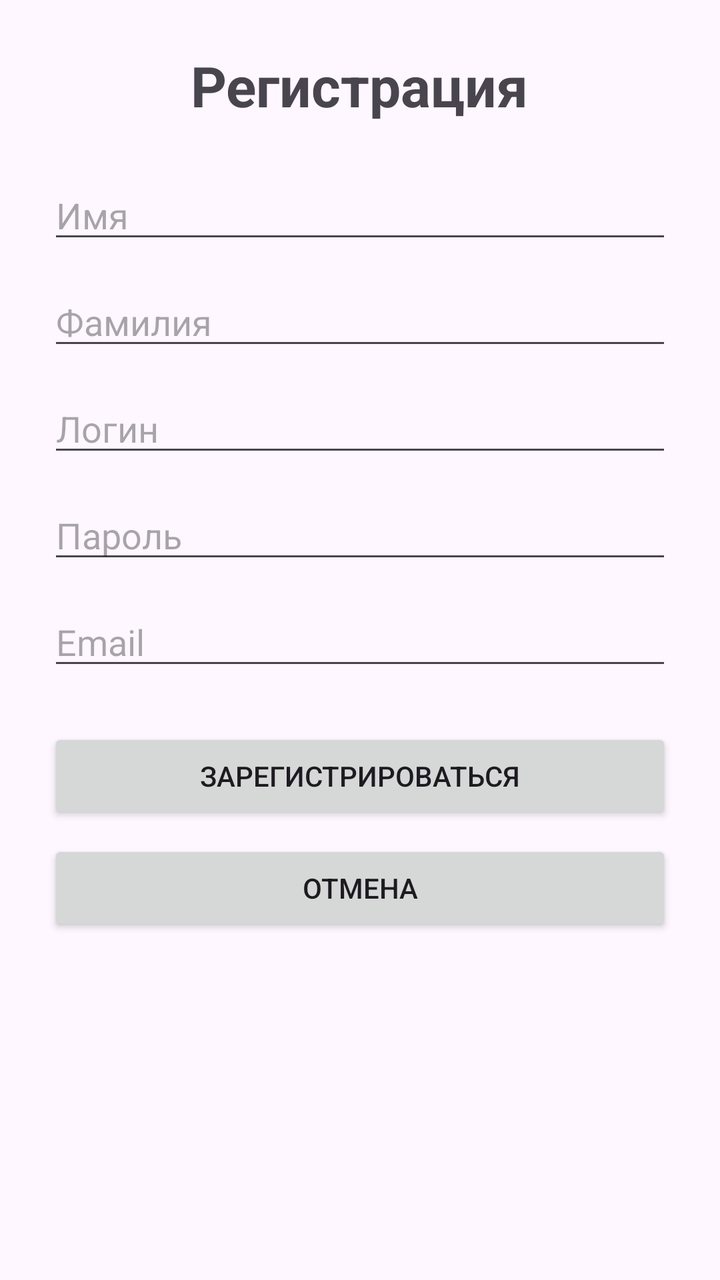
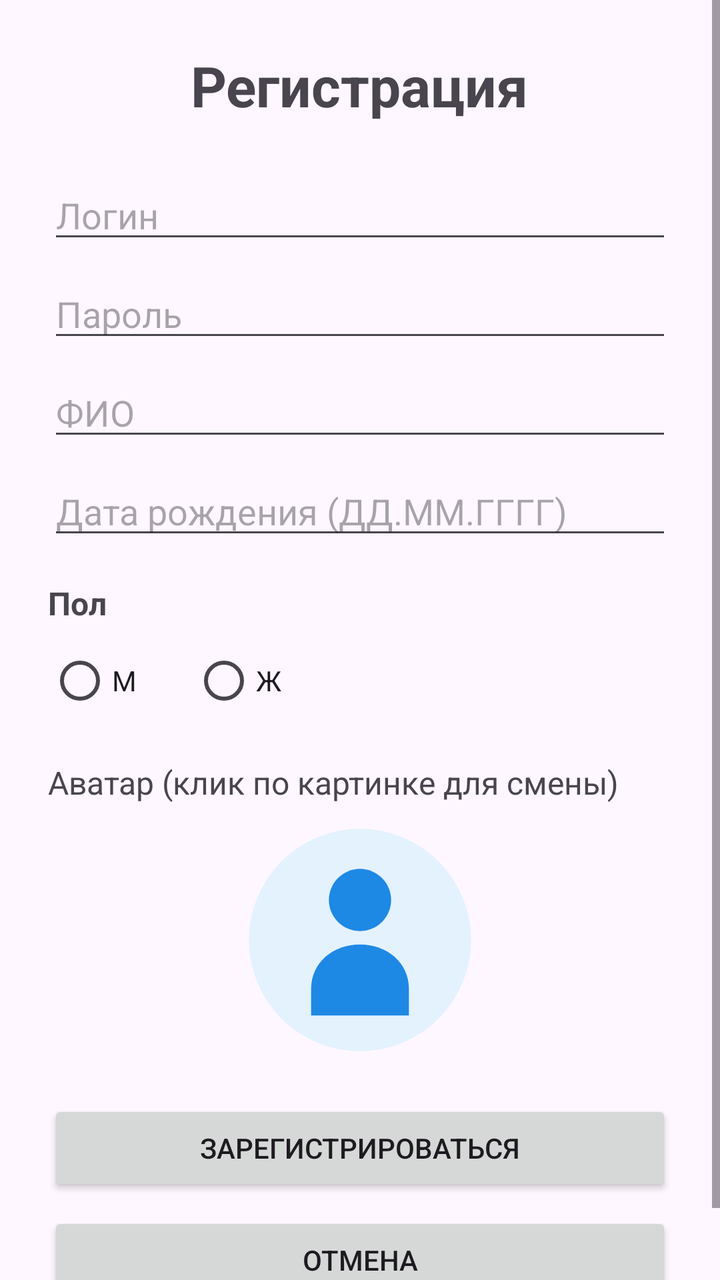

Screens rendered from an Android XML layout before and after an edit, with the pre-edit source and the edit as a unified diff.
<!-- AndroidManifest.xml: application theme Theme.MyApplication -->
<!-- res/layout/activity_register.xml -->
<?xml version="1.0" encoding="utf-8"?>
<ScrollView xmlns:android="http://schemas.android.com/apk/res/android"
    xmlns:tools="http://schemas.android.com/tools"
    android:id="@+id/main"
    android:layout_width="match_parent"
    android:layout_height="match_parent"
    android:fillViewport="true"
    tools:context=".RegisterActivity">

    <LinearLayout
        android:layout_width="match_parent"
        android:layout_height="wrap_content"
        android:orientation="vertical"
        android:padding="24dp">

        <TextView
            android:layout_width="wrap_content"
            android:layout_height="wrap_content"
            android:layout_gravity="center_horizontal"
            android:text="@string/title_register"
            android:textSize="28sp"
            android:textStyle="bold" />

        <EditText
            android:id="@+id/nameField"
            android:layout_width="match_parent"
            android:layout_height="wrap_content"
            android:layout_marginTop="24dp"
            android:hint="@string/hint_name"
            android:inputType="textPersonName"
            android:importantForAutofill="no" />

        <EditText
            android:id="@+id/surnameField"
            android:layout_width="match_parent"
            android:layout_height="wrap_content"
            android:layout_marginTop="12dp"
            android:hint="@string/hint_surname"
            android:inputType="textPersonName"
            android:importantForAutofill="no" />

        <EditText
            android:id="@+id/loginField"
            android:layout_width="match_parent"
            android:layout_height="wrap_content"
            android:layout_marginTop="12dp"
            android:hint="@string/hint_login"
            android:inputType="text"
            android:importantForAutofill="no" />

        <EditText
            android:id="@+id/passwordField"
            android:layout_width="match_parent"
            android:layout_height="wrap_content"
            android:layout_marginTop="12dp"
            android:hint="@string/hint_password"
            android:inputType="textPassword"
            android:importantForAutofill="no" />

        <EditText
            android:id="@+id/emailField"
            android:layout_width="match_parent"
            android:layout_height="wrap_content"
            android:layout_marginTop="12dp"
            android:hint="@string/hint_email"
            android:inputType="textEmailAddress"
            android:importantForAutofill="no" />

        <Button
            android:id="@+id/registerButton"
            android:layout_width="match_parent"
            android:layout_height="wrap_content"
            android:layout_marginTop="24dp"
            android:text="@string/btn_register_submit" />

        <Button
            android:id="@+id/cancelButton"
            android:layout_width="match_parent"
            android:layout_height="wrap_content"
            android:layout_marginTop="8dp"
            android:text="@string/btn_cancel" />

    </LinearLayout>
</ScrollView>
<!-- resources referenced by this layout -->
<resources>
  <string name="btn_cancel">Отмена</string>
  <string name="btn_register_submit">Зарегистрироваться</string>
  <string name="hint_email">Email</string>
  <string name="hint_login">Логин</string>
  <string name="hint_name">Имя</string>
  <string name="hint_password">Пароль</string>
  <string name="hint_surname">Фамилия</string>
  <string name="title_register">Регистрация</string>
  <style name="Theme.MyApplication" parent="Base.Theme.MyApplication" />
  <style name="Base.Theme.MyApplication" parent="Theme.Material3.DayNight.NoActionBar">
          
          
      </style>
</resources>

<!-- the commit's change to res/layout/activity_register.xml (unified diff, before → after) -->
@@ -22,28 +22,10 @@
             android:textStyle="bold" />
 
         <EditText
-            android:id="@+id/nameField"
+            android:id="@+id/loginField"
             android:layout_width="match_parent"
             android:layout_height="wrap_content"
             android:layout_marginTop="24dp"
-            android:hint="@string/hint_name"
-            android:inputType="textPersonName"
-            android:importantForAutofill="no" />
-
-        <EditText
-            android:id="@+id/surnameField"
-            android:layout_width="match_parent"
-            android:layout_height="wrap_content"
-            android:layout_marginTop="12dp"
-            android:hint="@string/hint_surname"
-            android:inputType="textPersonName"
-            android:importantForAutofill="no" />
-
-        <EditText
-            android:id="@+id/loginField"
-            android:layout_width="match_parent"
-            android:layout_height="wrap_content"
-            android:layout_marginTop="12dp"
             android:hint="@string/hint_login"
             android:inputType="text"
             android:importantForAutofill="no" />
@@ -52,25 +34,80 @@
             android:id="@+id/passwordField"
             android:layout_width="match_parent"
             android:layout_height="wrap_content"
-            android:layout_marginTop="12dp"
+            android:layout_marginTop="8dp"
             android:hint="@string/hint_password"
             android:inputType="textPassword"
             android:importantForAutofill="no" />
 
         <EditText
-            android:id="@+id/emailField"
+            android:id="@+id/fioField"
             android:layout_width="match_parent"
             android:layout_height="wrap_content"
-            android:layout_marginTop="12dp"
-            android:hint="@string/hint_email"
-            android:inputType="textEmailAddress"
+            android:layout_marginTop="8dp"
+            android:hint="@string/hint_fio"
+            android:inputType="textPersonName"
             android:importantForAutofill="no" />
+
+        <EditText
+            android:id="@+id/birthField"
+            android:layout_width="match_parent"
+            android:layout_height="wrap_content"
+            android:layout_marginTop="8dp"
+            android:hint="@string/hint_birth"
+            android:inputType="date"
+            android:importantForAutofill="no" />
+
+        <TextView
+            android:layout_width="wrap_content"
+            android:layout_height="wrap_content"
+            android:layout_marginTop="16dp"
+            android:text="@string/label_gender"
+            android:textSize="16sp"
+            android:textStyle="bold" />
+
+        <RadioGroup
+            android:id="@+id/genderGroup"
+            android:layout_width="match_parent"
+            android:layout_height="wrap_content"
+            android:layout_marginTop="4dp"
+            android:orientation="horizontal">
+
+            <RadioButton
+                android:id="@+id/radioMale"
+                android:layout_width="wrap_content"
+                android:layout_height="wrap_content"
+                android:text="@string/gender_m" />
+
+            <RadioButton
+                android:id="@+id/radioFemale"
+                android:layout_width="wrap_content"
+                android:layout_height="wrap_content"
+                android:layout_marginStart="24dp"
+                android:text="@string/gender_f" />
+        </RadioGroup>
+
+        <TextView
+            android:layout_width="wrap_content"
+            android:layout_height="wrap_content"
+            android:layout_marginTop="16dp"
+            android:text="@string/label_avatar"
+            android:textSize="16sp" />
+
+        <ImageView
+            android:id="@+id/avatarView"
+            android:layout_width="120dp"
+            android:layout_height="120dp"
+            android:layout_gravity="center_horizontal"
+            android:layout_marginTop="8dp"
+            android:contentDescription="@string/label_avatar"
+            android:scaleType="fitCenter"
+            android:src="@drawable/avatar1" />
 
         <Button
             android:id="@+id/registerButton"
             android:layout_width="match_parent"
             android:layout_height="wrap_content"
-            android:layout_marginTop="24dp"
+            android:layout_marginTop="20dp"
             android:text="@string/btn_register_submit" />
 
         <Button
@@ -79,6 +116,5 @@
             android:layout_height="wrap_content"
             android:layout_marginTop="8dp"
             android:text="@string/btn_cancel" />
-
     </LinearLayout>
 </ScrollView>
<!-- resource entries referenced after the edit -->
@@ -1,12 +1,32 @@
 <!-- resources referenced by this layout -->
 <resources>
+  <!-- drawable avatar1 (drawable) -->
+  <?xml version="1.0" encoding="utf-8"?>
+  <vector xmlns:android="http://schemas.android.com/apk/res/android"
+      android:width="120dp"
+      android:height="120dp"
+      android:viewportWidth="108"
+      android:viewportHeight="108">
+      <path
+          android:fillColor="#E3F2FD"
+          android:pathData="M54,54m-50,0a50,50 0,1 1,100 0a50,50 0,1 1,-100 0" />
+      <path
+          android:fillColor="#1E88E5"
+          android:pathData="M54,36m-14,0a14,14 0,1 1,28 0a14,14 0,1 1,-28 0" />
+      <path
+          android:fillColor="#1E88E5"
+          android:pathData="M54,56c-12,0 -22,8 -22,20v12h44V76c0,-12 -10,-20 -22,-20z" />
+  </vector>
   <string name="btn_cancel">Отмена</string>
   <string name="btn_register_submit">Зарегистрироваться</string>
-  <string name="hint_email">Email</string>
+  <string name="gender_f">Ж</string>
+  <string name="gender_m">М</string>
+  <string name="hint_birth">Дата рождения (ДД.ММ.ГГГГ)</string>
+  <string name="hint_fio">ФИО</string>
   <string name="hint_login">Логин</string>
-  <string name="hint_name">Имя</string>
   <string name="hint_password">Пароль</string>
-  <string name="hint_surname">Фамилия</string>
+  <string name="label_avatar">Аватар (клик по картинке для смены)</string>
+  <string name="label_gender">Пол</string>
   <string name="title_register">Регистрация</string>
   <style name="Theme.MyApplication" parent="Base.Theme.MyApplication" />
   <style name="Base.Theme.MyApplication" parent="Theme.Material3.DayNight.NoActionBar">
